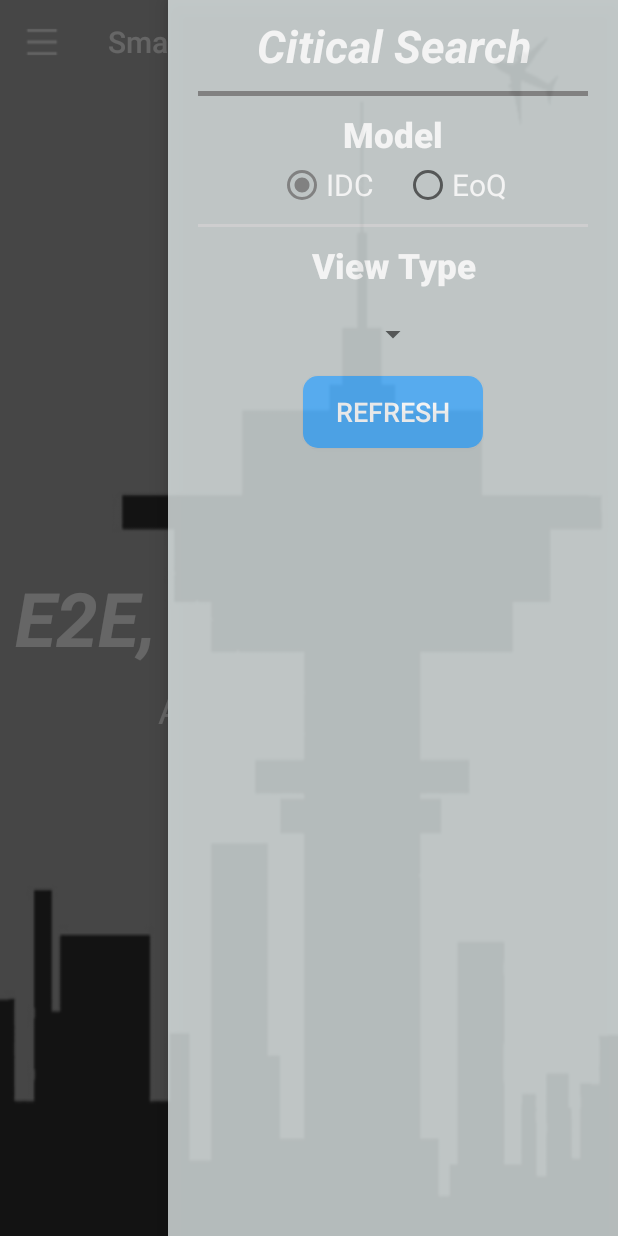
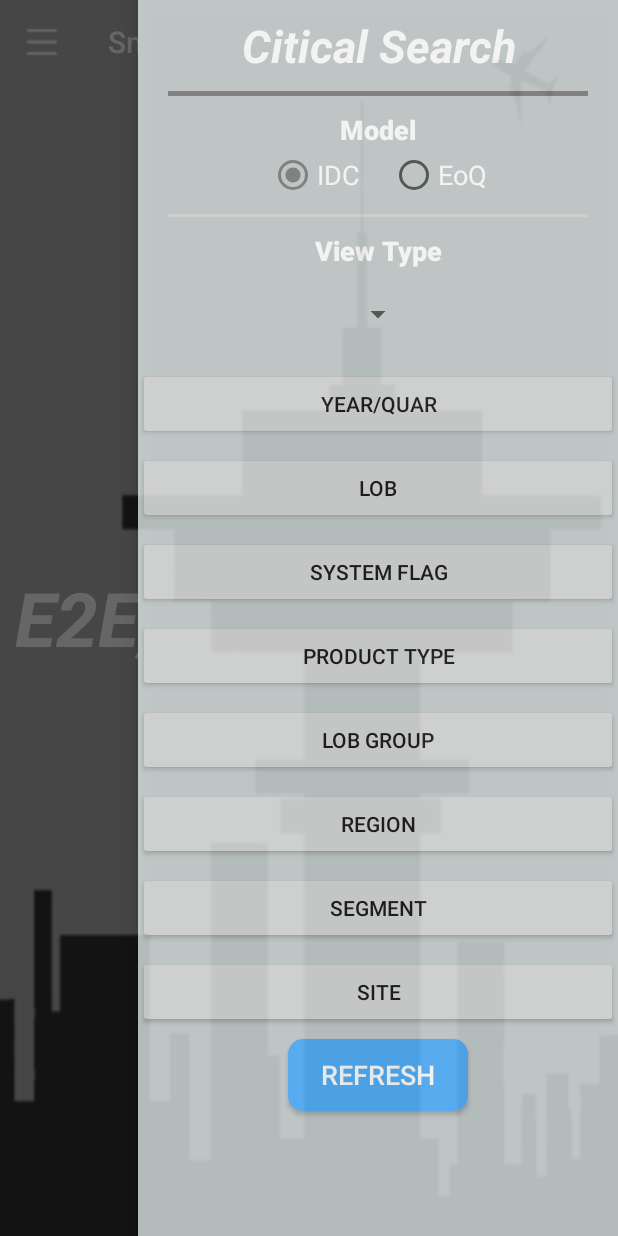
Before and after one commit to XinheY/SmartControlTower, an Android app: the E2E screen opened directly, with no data from a screen before it, after a tap on an icon or button, on a phone screen of 412 x 824 dp. Run offline under Robolectric (Android 15) with nearby library versions, the phone set to English and light mode, and no system bars; libraries missing offline, so code that uses them is left out: org.angmarch.views; plain views replace NiceSpinner; 3 statements that could not run were skipped.

Commit message:
Update UI

```diff
--- a/SmartControlTower2/app/src/main/java/com/example/smartcontroltower/E2E.java
+++ b/SmartControlTower2/app/src/main/java/com/example/smartcontroltower/E2E.java
@@ -15,6 +15,8 @@ import android.os.Bundle;
 import android.view.MenuItem;
 import android.view.View;
 import android.widget.Button;
+import android.widget.CheckBox;
+import android.widget.LinearLayout;
 import android.widget.Toast;
 
 import com.google.android.material.navigation.NavigationView;
@@ -36,19 +38,19 @@ public class E2E extends AppCompatActivity {
         super.onCreate(savedInstanceState);
         setContentView(R.layout.activity_e2_e);
 
-        Toolbar toolbar = (Toolbar) findViewById(R.id.e2e_toolbar);
+        Toolbar toolbar = findViewById(R.id.e2e_toolbar);
         setSupportActionBar(toolbar);
 
         //////////////////////////////////drop-down list//////////////////////////////////////
-        NiceSpinner niceSpinner = (NiceSpinner) findViewById(R.id.nice_spinner);
+        NiceSpinner niceSpinner = findViewById(R.id.nice_spinner);
         List<String> dataset = new LinkedList<>(Arrays.asList("QuarView", "VersionView"));
         niceSpinner.attachDataSource(dataset);
 
         niceSpinner.setOnSpinnerItemSelectedListener(new OnSpinnerItemSelectedListener() {
             @Override
             public void onItemSelected(NiceSpinner parent, View view, int position, long id) {
-                String item = (String)parent.getItemAtPosition(position);
-                Toast.makeText(E2E.this,item,Toast.LENGTH_SHORT).show();
+                String item = (String) parent.getItemAtPosition(position);
+                Toast.makeText(E2E.this, item, Toast.LENGTH_SHORT).show();
             }
         });
 ////////////////////////////////////////////left side///////////////////////////////////////////
@@ -73,17 +75,17 @@ public class E2E extends AppCompatActivity {
                     case R.id.nav_E2E:
                         break;
                     case R.id.nav_MFG:
-                        Intent intent2=new Intent(E2E.this,MFG.class);
+                        Intent intent2 = new Intent(E2E.this, MFG.class);
                         startActivity(intent2);
                         finish();
                         break;
                     case R.id.nav_SNI:
-                        Intent intent4=new Intent(E2E.this,SNI.class);
+                        Intent intent4 = new Intent(E2E.this, SNI.class);
                         startActivity(intent4);
                         finish();
                         break;
                     case R.id.nav_analysis:
-                        Intent intent3=new Intent(E2E.this,Analysis.class);
+                        Intent intent3 = new Intent(E2E.this, Analysis.class);
                         startActivity(intent3);
                         finish();
                         break;
@@ -117,6 +119,79 @@ public class E2E extends AppCompatActivity {
                 toggleRightSliding();
             }
         });
+
+
+        //Lob
+        LinearLayout e2elob = findViewById(R.id.e2e_lob);
+        String[] lob = getResources().getStringArray(R.array.Lob);
+        for (int i = 0; i < lob.length; i++) {
+            CheckBox cb = new CheckBox(this);
+            cb.setText(lob[i]);
+            cb.setTextSize(15);
+            e2elob.addView(cb);
+
+        }
+        //System Flag
+        LinearLayout e2esf = findViewById(R.id.e2e_sf);
+        String[] sf = getResources().getStringArray(R.array.system_flag);
+        for (int i = 0; i < sf.length; i++) {
+            CheckBox cb = new CheckBox(this);
+            cb.setText(sf[i]);
+            cb.setTextSize(15);
+            e2esf.addView(cb);
+        }
+
+        //Product Type
+        LinearLayout e2ept = findViewById(R.id.e2e_pt);
+        String[] pt = getResources().getStringArray(R.array.Product_Type);
+        for (int i = 0; i < pt.length; i++) {
+            CheckBox cb = new CheckBox(this);
+            cb.setText(pt[i]);
+            cb.setTextSize(15);
+            e2ept.addView(cb);
+
+        }
+        //Lob Group
+        LinearLayout e2elg = findViewById(R.id.e2e_lg);
+        String[] lg = getResources().getStringArray(R.array.LOB_Group);
+        for (int i = 0; i < lg.length; i++) {
+            CheckBox cb = new CheckBox(this);
+            cb.setText(lg[i]);
+            cb.setTextSize(15);
+            e2elg.addView(cb);
+
+        }
+        //Region
+        LinearLayout e2eregion = findViewById(R.id.e2e_region);
+        String[] region = getResources().getStringArray(R.array.Region);
+        for (int i = 0; i < region.length; i++) {
+            CheckBox cb = new CheckBox(this);
+            cb.setText(region[i]);
+            cb.setTextSize(15);
+            e2eregion.addView(cb);
+
+        }
+        //Segment
+        LinearLayout e2esegment = findViewById(R.id.e2e_segment);
+        String[] segment = getResources().getStringArray(R.array.Segment);
+        for (int i = 0; i < segment.length; i++) {
+            CheckBox cb = new CheckBox(this);
+            cb.setText(segment[i]);
+            cb.setTextSize(15);
+            e2esegment.addView(cb);
+
+        }
+        //Site
+        LinearLayout e2esite = findViewById(R.id.e2e_site);
+        String[] site = getResources().getStringArray(R.array.Site);
+        for (int i = 0; i < site.length; i++) {
+            CheckBox cb = new CheckBox(this);
+            cb.setText(site[i]);
+            cb.setTextSize(15);
+            e2esite.addView(cb);
+
+        }
+        //////////////////////////////////////////////////////////////////////////////////////////
     }
 
     //手动控制抽屉开关的
@@ -127,6 +202,45 @@ public class E2E extends AppCompatActivity {
             drawerl.openDrawer(GravityCompat.END);//打开抽屉
         }
     }
+
+    public void showMutilAlertDialog(View view) {
+        LinearLayout ll = null;
+        switch (view.getId()) {
+
+            case R.id.e2e_yq_btn:
+                ll = findViewById(R.id.e2e_yq);
+                break;
+            case R.id.e2e_lob_btn:
+                ll = findViewById(R.id.e2e_lob);
+                break;
+            case R.id.e2e_sf_btn:
+                ll = findViewById(R.id.e2e_sf);
+                break;
+            case R.id.e2e_pt_btn:
+                ll = findViewById(R.id.e2e_pt);
+                break;
+            case R.id.e2e_lg_btn:
+                ll = findViewById(R.id.e2e_lg);
+                break;
+            case R.id.e2e_region_btn:
+                ll = findViewById(R.id.e2e_region);
+                break;
+            case R.id.e2e_segment_btn:
+                ll = findViewById(R.id.e2e_segment);
+                break;
+            case R.id.e2e_site_btn:
+                ll = findViewById(R.id.e2e_site);
+                break;
+            default:
+
+        }
+        if (ll.getVisibility() == View.VISIBLE) {
+            ll.setVisibility(View.GONE);
+        } else {
+            ll.setVisibility(View.VISIBLE);
+        }
+    }
+
 
     //////////////////////////////////////////////////////////////////////////////////////////
     @Override
--- a/SmartControlTower2/app/src/main/res/layout/activity_e2_e.xml
+++ b/SmartControlTower2/app/src/main/res/layout/activity_e2_e.xml
@@ -71,7 +71,7 @@
     <include
         android:id="@+id/right_drawer"
         layout="@layout/e2e_nav_right"
-        android:layout_width="300dp"
+        android:layout_width="320dp"
         android:layout_height="match_parent"
         android:layout_gravity="end"
         android:background="#FFFFFF"
--- a/SmartControlTower2/app/src/main/res/layout/e2e_nav_right.xml
+++ b/SmartControlTower2/app/src/main/res/layout/e2e_nav_right.xml
@@ -1,43 +1,46 @@
 <?xml version="1.0" encoding="utf-8"?>
 <LinearLayout xmlns:android="http://schemas.android.com/apk/res/android"
     android:layout_width="match_parent"
-    android:layout_height="match_parent"
+    android:layout_height="wrap_content"
+    android:alpha="0.9"
     android:background="#C5CCCC"
-    android:alpha="0.9"
     android:orientation="vertical">
 
     <TextView
         android:id="@+id/e2e_title"
         android:layout_width="match_parent"
         android:layout_height="wrap_content"
-        android:text="Citical Search"
-        android:gravity="center"
         android:layout_marginTop="10dp"
         android:fontFamily="sans-serif"
-        android:textStyle="italic|bold"
+        android:gravity="center"
+        android:text="Citical Search"
         android:textColor="@color/white"
-        android:textSize="30sp" />
+        android:textSize="30sp"
+        android:textStyle="italic|bold" />
 
     <View
         android:layout_width="match_parent"
         android:layout_height="3dp"
-        android:outlineSpotShadowColor="@color/light_gray"
+        android:layout_marginLeft="20sp"
+        android:layout_marginTop="10dp"
+        android:layout_marginRight="20sp"
         android:background="@color/colorAccent"
-        android:layout_marginLeft="20sp"
-        android:layout_marginRight="20sp"
-        android:layout_marginTop="10dp"/>
+        android:outlineSpotShadowColor="@color/light_gray" />
 
+    <ScrollView
+        android:layout_width="match_parent"
+        android:layout_height="wrap_content">
 
         <LinearLayout
             android:layout_width="match_parent"
-            android:layout_height="match_parent"
+            android:layout_height="wrap_content"
             android:orientation="vertical">
 
             <TextView
+                style="@style/SearchTitle"
                 android:layout_width="match_parent"
                 android:layout_height="wrap_content"
-                android:text="Model"
-                style="@style/SearchTitle" />
+                android:text="Model" />
 
             <RadioGroup
                 android:id="@+id/rgSex"
@@ -50,22 +53,21 @@
                     android:id="@+id/e2e_IDC"
                     android:layout_width="wrap_content"
                     android:layout_height="wrap_content"
+                    android:layout_marginRight="10dp"
                     android:checked="true"
+                    android:drawablePadding="8dp"
                     android:text="IDC"
-                    android:drawablePadding="8dp"
-                    android:layout_marginRight="10dp"
                     android:textColor="@color/white"
-                    android:textSize="20sp" />
+                    android:textSize="18sp" />
 
                 <RadioButton
                     android:id="@+id/e2e_EoQ"
                     android:layout_width="wrap_content"
                     android:layout_height="wrap_content"
+                    android:layout_marginLeft="10dp"
                     android:text="EoQ"
-                    android:layout_marginLeft="10dp"
-                    android:textSize="20sp"
                     android:textColor="@color/white"
-                    />
+                    android:textSize="18sp" />
 
 
             </RadioGroup>
@@ -73,38 +75,164 @@
             <View
                 android:layout_width="match_parent"
                 android:layout_height="2dp"
-                android:background="@color/light_gray"
                 android:layout_marginLeft="20sp"
+                android:layout_marginTop="10dp"
                 android:layout_marginRight="20sp"
-                android:layout_marginTop="10dp"/>
+                android:background="@color/light_gray" />
 
             <TextView
+                style="@style/SearchTitle"
                 android:layout_width="match_parent"
                 android:layout_height="wrap_content"
-                android:text="View Type"
-                style="@style/SearchTitle"/>
+                android:text="View Type" />
 
             <org.angmarch.views.NiceSpinner
                 android:id="@+id/nice_spinner"
                 android:layout_width="wrap_content"
                 android:layout_height="wrap_content"
                 android:layout_gravity="center"
-                android:layout_margin="16dp" />
+                android:layout_margin="16dp"
+                android:layout_marginLeft="20sp"
+                android:layout_marginRight="20sp"
+                android:gravity="center"
+                android:textSize="18sp" />
 
+            <Button
+                android:id="@+id/e2e_yq_btn"
+                style="@style/e2e_btn"
+                android:onClick="showMutilAlertDialog"
+                android:text="Year/Quar" />
+
+            <LinearLayout
+                android:id="@+id/e2e_yq"
+                android:layout_width="wrap_content"
+                android:layout_height="wrap_content"
+                android:orientation="vertical"
+                android:visibility="gone">
+
+            </LinearLayout>
+
+            <Button
+                android:id="@+id/e2e_lob_btn"
+                style="@style/e2e_btn"
+                android:onClick="showMutilAlertDialog"
+                android:text="Lob" />
+
+            <LinearLayout
+                android:id="@+id/e2e_lob"
+                android:layout_width="wrap_content"
+                android:layout_height="wrap_content"
+                android:orientation="vertical"
+                android:visibility="gone">
+
+            </LinearLayout>
+
+            <Button
+                android:id="@+id/e2e_sf_btn"
+                style="@style/e2e_btn"
+                android:onClick="showMutilAlertDialog"
+                android:text="System Flag" />
+
+            <LinearLayout
+                android:id="@+id/e2e_sf"
+                android:layout_width="match_parent"
+                android:layout_height="wrap_content"
+                android:orientation="vertical"
+                android:visibility="gone">
+
+            </LinearLayout>
+
+            <Button
+                android:id="@+id/e2e_pt_btn"
+                style="@style/e2e_btn"
+                android:onClick="showMutilAlertDialog"
+                android:text="Product Type" />
+
+            <LinearLayout
+                android:id="@+id/e2e_pt"
+                android:layout_width="wrap_content"
+                android:layout_height="wrap_content"
+                android:orientation="vertical"
+                android:visibility="gone">
+
+            </LinearLayout>
+
+            <Button
+                android:id="@+id/e2e_lg_btn"
+                style="@style/e2e_btn"
+                android:onClick="showMutilAlertDialog"
+                android:text="Lob Group" />
+
+            <LinearLayout
+                android:id="@+id/e2e_lg"
+                android:layout_width="wrap_content"
+                android:layout_height="wrap_content"
+                android:orientation="vertical"
+                android:visibility="gone">
+
+            </LinearLayout>
+
+            <Button
+                android:id="@+id/e2e_region_btn"
+                style="@style/e2e_btn"
+                android:onClick="showMutilAlertDialog"
+                android:text="Region" />
+
+            <LinearLayout
+                android:id="@+id/e2e_region"
+                android:layout_width="wrap_content"
+                android:layout_height="wrap_content"
+                android:orientation="vertical"
+                android:visibility="gone">
+
+            </LinearLayout>
+
+            <Button
+                android:id="@+id/e2e_segment_btn"
+                style="@style/e2e_btn"
+                android:onClick="showMutilAlertDialog"
+                android:text="Segment" />
+
+            <LinearLayout
+                android:id="@+id/e2e_segment"
+                android:layout_width="wrap_content"
+                android:layout_height="wrap_content"
+                android:orientation="vertical"
+                android:visibility="gone">
+
+            </LinearLayout>
+
+            <Button
+                android:id="@+id/e2e_site_btn"
+                style="@style/e2e_btn"
+                android:onClick="showMutilAlertDialog"
+                android:text="Site" />
+
+            <LinearLayout
+                android:id="@+id/e2e_site"
+                android:layout_width="wrap_content"
+                android:layout_height="wrap_content"
+                android:orientation="vertical"
+                android:visibility="gone">
+
+            </LinearLayout>
 
 
             <Button
+                android:id="@+id/e2e_refresh"
                 android:layout_width="120dp"
                 android:layout_height="wrap_content"
-                android:id="@+id/e2e_refresh"
                 android:layout_gravity="center"
+                android:layout_marginTop="7sp"
                 android:background="@drawable/btn_shape"
                 android:padding="3dp"
                 android:text="Refresh"
                 android:textColor="@color/white"
-                android:textSize="18sp" />
+                android:textSize="18sp"
+                android:layout_marginBottom="15dp"/>
 
         </LinearLayout>
 
+    </ScrollView>
 
 </LinearLayout>
--- /dev/null
+++ b/SmartControlTower2/app/src/main/res/values/array.xml
@@ -0,0 +1,79 @@
+<?xml version="1.0" encoding="utf-8"?>
+<resources>
+    <string-array name="system_flag">
+        <item>OVERALL</item>
+        <item>System</item>
+        <item>NonSystem</item>
+    </string-array>
+
+    <string-array name="Product_Type">
+        <item>OVERALL</item>
+        <item>Client</item>
+        <item>ISG</item>
+    </string-array>
+
+    <string-array name="LOB_Group">
+        <item>OVERALL</item>
+        <item>Personal_Vostro</item>
+        <item>Alienware</item>
+        <item>XPS DT_NB</item>
+        <item>Workstations</item>
+        <item>Lat_Opt</item>
+        <item>CHROME</item>
+        <item>CLOUD CLIENT_IOT</item>
+        <item>Server</item>
+        <item>Storage</item>
+        <item>Networking</item>
+    </string-array>
+
+    <string-array name="Region">
+        <item>ANZ</item>
+        <item>GC</item>
+        <item>India</item>
+        <item>Japan</item>
+        <item>Korea</item>
+        <item>SA</item>
+    </string-array>
+
+    <string-array name="Segment">
+        <item>OVERALL</item>
+        <item>Customer</item>
+        <item>Commercial</item>
+    </string-array>
+
+    <string-array name="Site">
+        <item>OVERALL</item>
+        <item>APCC</item>
+        <item>CCC2</item>
+        <item>CCC4</item>
+        <item>ICC</item>
+        <item>ODM</item>
+        <item>SS</item>
+    </string-array>
+
+    <string-array name="Lob">
+        <item>OVERALL</item>
+        <item>ALIENWARE DEKTOPS</item>
+        <item>ALIENWARE NOTEBOOKS</item>
+        <item>PERSONAL DESKTOPS</item>
+        <item>PERSONAL NOTEBOOKS</item>
+        <item>VOSTRO DESKTOPS</item>
+        <item>VOSTRO NOTEBOOKS</item>
+        <item>XPS DESKTOPS</item>
+        <item>XPS NOTEBOOKS</item>
+        <item>LATITUDE</item>
+        <item>OPTIPLEX DESKTOPS</item>
+        <item>Precision Desktops</item>
+        <item>Precision Notebooks</item>
+        <item>CHROME</item>
+        <item>CLOUD CLIENT</item>
+        <item>INTERNET OF THINGS</item>
+        <item>POWEREDGE</item>
+        <item>CLOUD PRODUCTS</item>
+        <item>DELL STORAGE OEM</item>
+        <item>DELL STORAGE PS</item>
+        <item>DELL STORAGE SC</item>
+        <item>DELL NETWORKING</item>
+        <item>OEM NETWORKING</item>
+    </string-array>
+</resources>
--- a/SmartControlTower2/app/src/main/res/values/styles.xml
+++ b/SmartControlTower2/app/src/main/res/values/styles.xml
@@ -17,10 +17,17 @@
     <style name="SearchTitle">
         <item name="android:gravity">center</item>
         <item name="android:layout_marginTop">10dp</item>
-        <item name="android:textSize">23dp</item>
+        <item name="android:textSize">18dp</item>
         <item name="android:fontFamily">sans-serif-black</item>
         <item name="android:textColor">@color/white</item>
         <item name="android:layout_marginBottom">2dp</item>
     </style>
 
+    <style name="e2e_btn">
+        <item name="android:layout_width">match_parent</item>
+        <item name="android:layout_height">wrap_content</item>
+        <item name="android:onClick">showMultilAlertDialog</item>
+        <item name="android:layout_marginTop">8dp</item>
+    </style>
+
 </resources>
```
